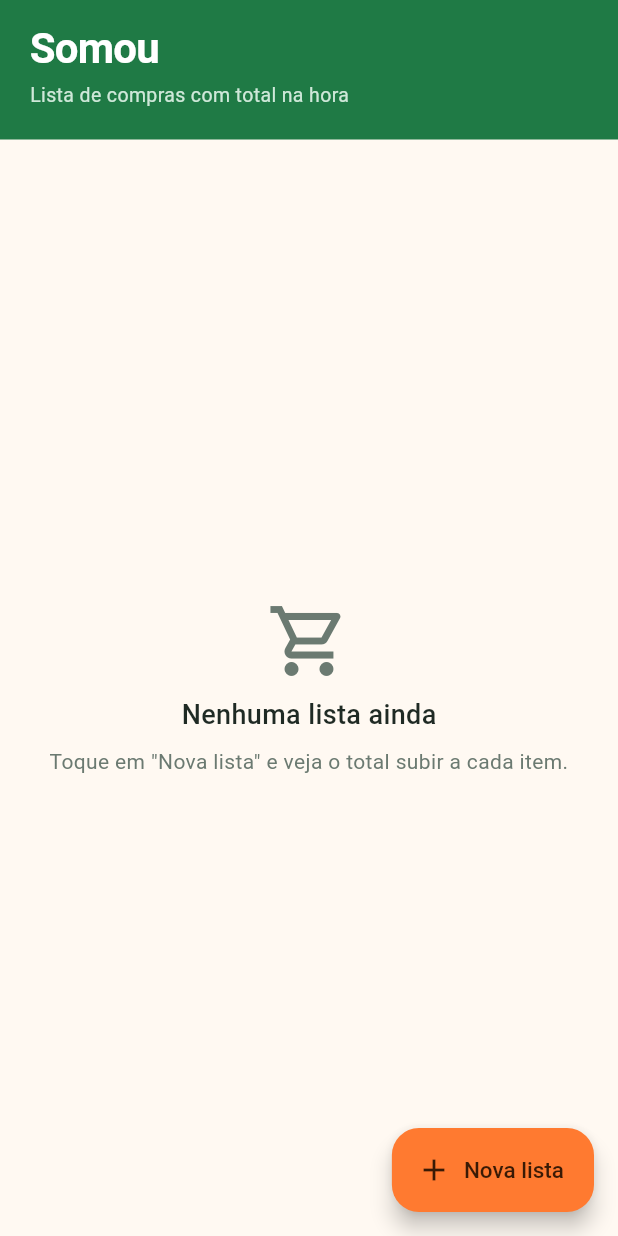
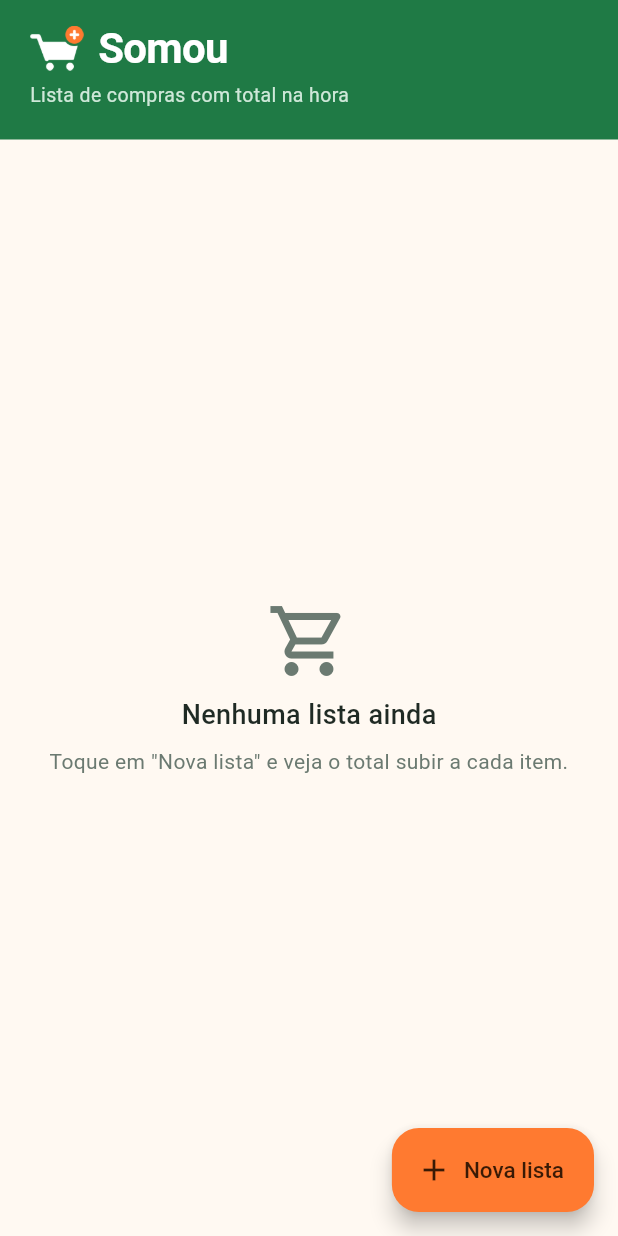
Before and after one commit to lifecode-adm/somou, a Flutter app: the screen it shows after launch, on a phone screen of 412 x 824 dp. Run offline on Flutter 3.47's test engine with Material 3 defaults, Android fonts, the light colour scheme and no system bars; our stand-ins replace sqflite; accounts and stored records are empty.

Commit message:
feat(home): adiciona o logo ao lado do nome do app

```diff
--- a/lib/pages/home_page.dart
+++ b/lib/pages/home_page.dart
@@ -95,6 +95,14 @@ class HomePage extends StatelessWidget {
                     crossAxisAlignment: CrossAxisAlignment.start,
                     spacing: 2,
                     children: [
+                      Row(
+                        spacing: 10,
+                        children: [
+                          Image.asset(
+                            'assets/splash/logo.png',
+                            height: 30,
+                            excludeFromSemantics: true,
+                          ),
                           Text(
                             'Somou',
                             style: TextStyle(
@@ -103,6 +111,8 @@ class HomePage extends StatelessWidget {
                               letterSpacing: -0.5,
                               color: colors.onHeader,
                             ),
+                          ),
+                        ],
                       ),
                       Text(
                         'Lista de compras com total na hora',
--- a/pubspec.yaml
+++ b/pubspec.yaml
@@ -36,6 +36,8 @@ flutter:
 
 
   uses-material-design: true
+  assets:
+    - assets/splash/logo.png
 
 
 
```
Also changed, not shown: assets/splash/logo.png (added), 2 other files. Lines whose indentation alone changed are shown as unchanged.
